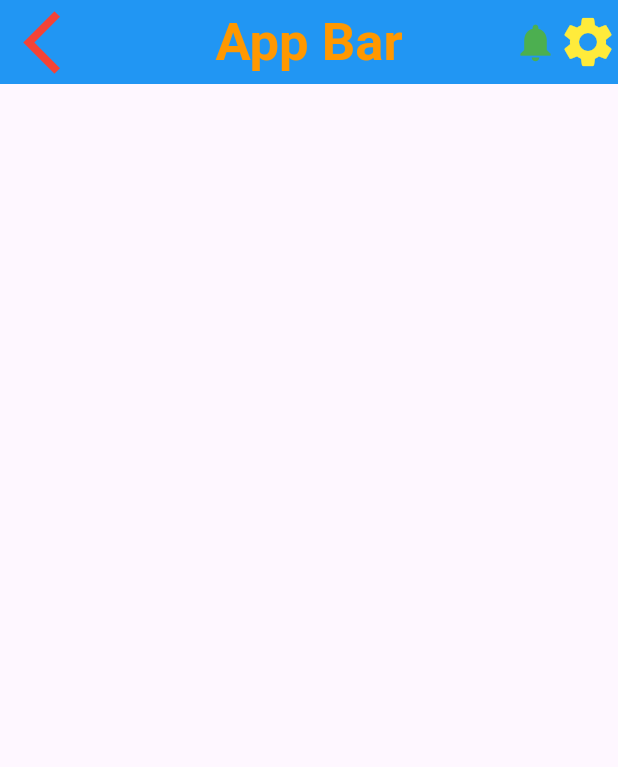
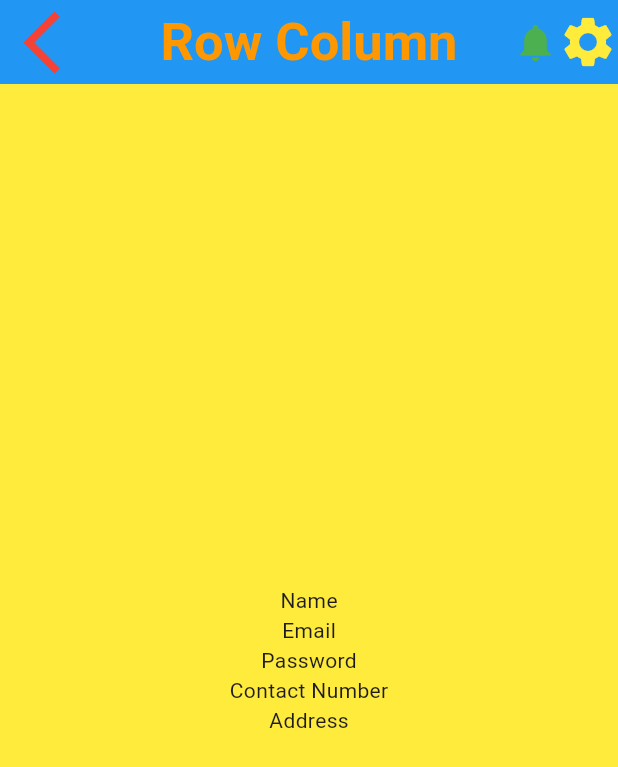
Before and after one commit to AbRehman536/irshad_frontend, a Flutter app: the screen it shows after launch, on a phone screen of 412 x 824 dp. Shown: the top 767 px of the screen. Run offline on Flutter 3.47's test engine with Material 3 defaults, Android fonts, the phone set to English and light mode, and no system bars.

Commit message:
FAB and Row Column Done

```diff
--- a/lib/main.dart
+++ b/lib/main.dart
@@ -1,4 +1,6 @@
 import 'package:flutter/material.dart';
+import 'package:irshad_frontend/floating_action_button.dart';
+import 'package:irshad_frontend/row_column.dart';
 
 import 'appBar.dart';
 
@@ -33,7 +35,7 @@ class MyApp extends StatelessWidget {
         // tested with just a hot reload.
         colorScheme: ColorScheme.fromSeed(seedColor: Colors.deepPurple),
       ),
-      home: AppBarDemo(),
+      home: RowColumnDemo(),
     );
   }
 }
--- /dev/null
+++ b/lib/row_column.dart
@@ -0,0 +1,40 @@
+import 'package:flutter/material.dart';
+import 'package:flutter/cupertino.dart';
+
+class RowColumnDemo extends StatelessWidget {
+  const RowColumnDemo({super.key});
+
+  @override
+  Widget build(BuildContext context) {
+    return Scaffold(
+      appBar: AppBar(
+        backgroundColor: Colors.blue,
+        foregroundColor: Colors.white,
+        leading: Icon(Icons.arrow_back_ios_new_sharp, color: Colors.red, size: 50,),
+        title: Text("Row Column",style: TextStyle(
+            fontSize: 35, fontWeight: FontWeight.bold, color: Colors.orange
+        ),),
+        centerTitle: true,
+        actions: [
+          Icon(Icons.notifications, color: Colors.green, size: 30,),
+          Icon(Icons.settings, color: Colors.yellow, size: 40,),
+        ],
+      ),
+      body: Container(
+        width: double.infinity,
+        color: Colors.yellow,
+        child: Column(
+          mainAxisAlignment: MainAxisAlignment.center,
+          crossAxisAlignment: CrossAxisAlignment.center,
+          children: [
+            Text("Name"),
+            Text("Email"),
+            Text("Password"),
+            Text("Contact Number"),
+            Text("Address"),
+          ],
+        ),
+      ),
+    );
+  }
+}
```
Also changed, not shown: lib/floating_action_button.dart (added, +25 -0 lines).
